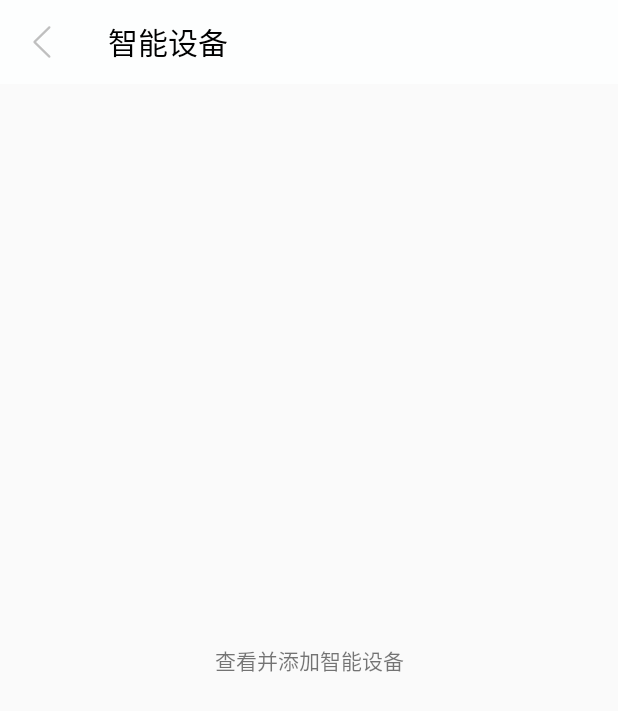
After one commit to lixuehan1129/itigaoDemo, an Android app: the PersonDeviceActivity screen opened directly, with no data from a screen before it, on a phone screen of 412 x 824 dp. The commit adds this screen. Shown: the top 711 px of the screen. Run offline under Robolectric (Android 15) with nearby library versions, the phone set to English and light mode, and no system bars.

Commit message:
20181127 第三个界面 20181128 第四个界面 20181129 基本界面完成 20181130 完善界面 20181201 修复界面 有点击事件待修复 20181204 视频控件 20181208 注册登录 20181211 按照要求修改 20181212 修改 互动 20181213 基本功能 20181214 短信验证码 21081214 完成注册登录，其余基本界面 20181215 基本点击事件

```diff
--- a/app/src/main/java/com/example/fitdemo/Classes/CyclingActivity.java
+++ b/app/src/main/java/com/example/fitdemo/Classes/CyclingActivity.java
@@ -77,13 +77,15 @@ public class CyclingActivity extends AppCompatActivity {
         imageView1.setOnClickListener(new View.OnClickListener() {
             @Override
             public void onClick(View view) {
-                Tip.showTip(CyclingActivity.this,"一");
+                Intent intent = new Intent(CyclingActivity.this, BroadcastActivity.class);
+                startActivity(intent);
             }
         });
         imageView2.setOnClickListener(new View.OnClickListener() {
             @Override
             public void onClick(View view) {
-                Tip.showTip(CyclingActivity.this,"二");
+                Intent intent = new Intent(CyclingActivity.this, BroadcastActivity.class);
+                startActivity(intent);
             }
         });
 
--- a/app/src/main/java/com/example/fitdemo/Classes/FitActivity.java
+++ b/app/src/main/java/com/example/fitdemo/Classes/FitActivity.java
@@ -77,13 +77,15 @@ public class FitActivity extends AppCompatActivity {
         imageView1.setOnClickListener(new View.OnClickListener() {
             @Override
             public void onClick(View view) {
-                Tip.showTip(FitActivity.this,"一");
+                Intent intent = new Intent(FitActivity.this, BroadcastActivity.class);
+                startActivity(intent);
             }
         });
         imageView2.setOnClickListener(new View.OnClickListener() {
             @Override
             public void onClick(View view) {
-                Tip.showTip(FitActivity.this,"二");
+                Intent intent = new Intent(FitActivity.this, BroadcastActivity.class);
+                startActivity(intent);
             }
         });
 
--- a/app/src/main/java/com/example/fitdemo/Classes/HuDongActivity.java
+++ b/app/src/main/java/com/example/fitdemo/Classes/HuDongActivity.java
@@ -1,5 +1,6 @@
 package com.example.fitdemo.Classes;
 
+import android.content.Intent;
 import android.os.Bundle;
 import android.support.v7.app.AppCompatActivity;
 import android.support.v7.widget.RecyclerView;
@@ -81,7 +82,8 @@ public class HuDongActivity extends AppCompatActivity {
         huDongAdapter.setOnItemClickListener(new HuDongAdapter.OnItemClickListener() {
             @Override
             public void onItemClick(View view, int position) {
-
+                Intent intent = new Intent(HuDongActivity.this, BroadcastActivity.class);
+                startActivity(intent);
             }
         });
     }
--- a/app/src/main/java/com/example/fitdemo/Classes/RunActivity.java
+++ b/app/src/main/java/com/example/fitdemo/Classes/RunActivity.java
@@ -76,13 +76,15 @@ public class RunActivity extends AppCompatActivity {
         imageView1.setOnClickListener(new View.OnClickListener() {
             @Override
             public void onClick(View view) {
-                Tip.showTip(RunActivity.this,"一");
+                Intent intent = new Intent(RunActivity.this, BroadcastActivity.class);
+                startActivity(intent);
             }
         });
         imageView2.setOnClickListener(new View.OnClickListener() {
             @Override
             public void onClick(View view) {
-                Tip.showTip(RunActivity.this,"二");
+                Intent intent = new Intent(RunActivity.this, BroadcastActivity.class);
+                startActivity(intent);
             }
         });
 
--- a/app/src/main/java/com/example/fitdemo/Classes/YogaActivity.java
+++ b/app/src/main/java/com/example/fitdemo/Classes/YogaActivity.java
@@ -76,13 +76,15 @@ public class YogaActivity extends AppCompatActivity {
         imageView1.setOnClickListener(new View.OnClickListener() {
             @Override
             public void onClick(View view) {
-                Tip.showTip(YogaActivity.this,"一");
+                Intent intent = new Intent(YogaActivity.this, BroadcastActivity.class);
+                startActivity(intent);
             }
         });
         imageView2.setOnClickListener(new View.OnClickListener() {
             @Override
             public void onClick(View view) {
-                Tip.showTip(YogaActivity.this,"二");
+                Intent intent = new Intent(YogaActivity.this, BroadcastActivity.class);
+                startActivity(intent);
             }
         });
 
--- /dev/null
+++ b/app/src/main/java/com/example/fitdemo/Personal/PersonDeviceActivity.java
@@ -0,0 +1,45 @@
+package com.example.fitdemo.Personal;
+
+import android.os.Bundle;
+import android.support.v7.app.AppCompatActivity;
+import android.support.v7.widget.Toolbar;
+import android.view.View;
+import android.widget.TextView;
+
+import com.example.fitdemo.R;
+import com.example.fitdemo.Utils.StatusBarUtils;
+
+/**
+ * Created by 最美人间四月天 on 2018/12/15.
+ */
+
+public class PersonDeviceActivity extends AppCompatActivity {
+
+    @Override
+    protected void onCreate(Bundle savedInstanceState) {
+        super.onCreate(savedInstanceState);
+        setContentView(R.layout.person_change_activity);
+        StatusBarUtils.setWindowStatusBarColor(PersonDeviceActivity.this, R.color.colorWhite);
+        initView();
+    }
+
+    private void initView(){
+        Toolbar toolbar = (Toolbar) findViewById(R.id.person_change_mainTool);
+        toolbar.setTitle("智能设备");
+        back(toolbar);
+
+        TextView textView = (TextView) findViewById(R.id.person_change_tv);
+        textView.setText("查看并添加智能设备");
+
+    }
+
+    //返回注销事件
+    private void back(Toolbar toolbar){
+        toolbar.setNavigationOnClickListener(new View.OnClickListener() {
+            @Override
+            public void onClick(View v) {
+                finish();
+            }
+        });
+    }
+}
--- a/app/src/main/res/layout/anchor_item.xml
+++ b/app/src/main/res/layout/anchor_item.xml
@@ -6,10 +6,10 @@
 
     <de.hdodenhof.circleimageview.CircleImageView
         android:id="@+id/anchor_item_image"
-        android:padding="4dp"
+        android:padding="6dp"
         android:src="@mipmap/ic_touxiang21"
-        android:layout_width="35dp"
-        android:layout_height="35dp"
+        android:layout_width="45dp"
+        android:layout_height="45dp"
         app:civ_border_color="@color/colorDarkBlue"
         app:civ_border_width="2dp"/>
 
--- /dev/null
+++ b/app/src/main/res/layout/person_change_activity.xml
@@ -0,0 +1,35 @@
+<?xml version="1.0" encoding="utf-8"?>
+<LinearLayout xmlns:android="http://schemas.android.com/apk/res/android"
+    android:layout_width="match_parent"
+    android:layout_height="match_parent"
+    xmlns:app="http://schemas.android.com/apk/res-auto"
+    android:orientation="vertical">
+
+    <android.support.v7.widget.Toolbar
+        android:id="@+id/person_change_mainTool"
+        android:layout_width="match_parent"
+        android:layout_height="?attr/actionBarSize"
+        android:background="@color/colorWhite"
+        app:titleTextColor="@color/colorBlack"
+        app:navigationIcon="@mipmap/ic_back_black"
+        android:paddingRight="10dp"
+        android:theme="@style/Theme.AppCompat.Light.NoActionBar"
+        app:popupTheme="@style/ThemeOverlay.AppCompat.Light">
+        <!--<Button-->
+            <!--android:id="@+id/person_change_ok"-->
+            <!--android:layout_width="40dp"-->
+            <!--android:layout_height="25dp"-->
+            <!--android:layout_gravity="end"-->
+            <!--android:background="@drawable/round_gb_b"-->
+            <!--android:text="修改"-->
+            <!--android:textColor="@color/colorBlack"-->
+            <!--android:textSize="10sp" />-->
+    </android.support.v7.widget.Toolbar>
+    <TextView
+        android:id="@+id/person_change_tv"
+        android:gravity="center"
+        android:text="可以"
+        android:layout_width="match_parent"
+        android:layout_height="match_parent" />
+
+</LinearLayout>
```
Also changed, not shown: app/src/main/AndroidManifest.xml (+30 -0 lines), app/src/main/java/com/example/fitdemo/Personal/PersonChangeActivity.java (added, +45 -0 lines), app/src/main/java/com/example/fitdemo/Personal/PersonClassActivity.java (added, +45 -0 lines), app/src/main/java/com/example/fitdemo/Personal/PersonExamActivity.java (added, +45 -0 lines), app/src/main/java/com/example/fitdemo/Personal/PersonIndoorActivity.java (added, +45 -0 lines), app/src/main/java/com/example/fitdemo/Personal/PersonalFragment.java (+23 -7 lines), app/src/main/java/com/example/fitdemo/Subscribe/VideoFragment.java (+19 -1 lines), app/src/main/java/com/example/fitdemo/Subscribe/VideoPlayActivity.java (+9 -9 lines), app/src/main/java/com/example/fitdemo/Subscribe/VideoRankActivity.java (added, +46 -0 lines), app/src/main/res/layout/personalfragment.xml (+9 -4 lines), app/src/main/res/layout/video_fragment.xml (+10 -0 lines), 11 other files.
